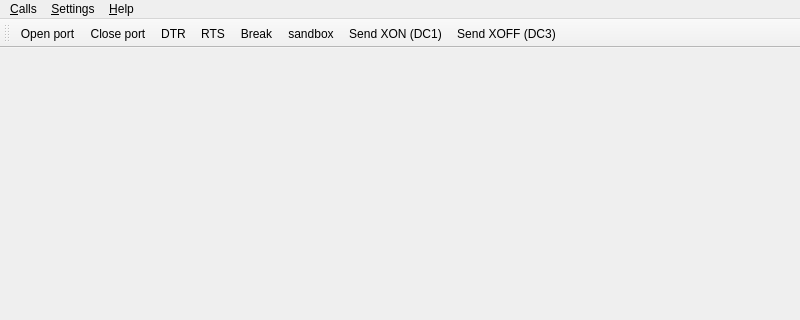
The window that apps/MdtTerminalGuiApp/src/MainWindow.ui (scandyna/MdtTerminal) describes before a commit, drawn with Qt 5; both pictures show x 0 to 800 and y 0 to 320 of the 800 by 600 pixel window.
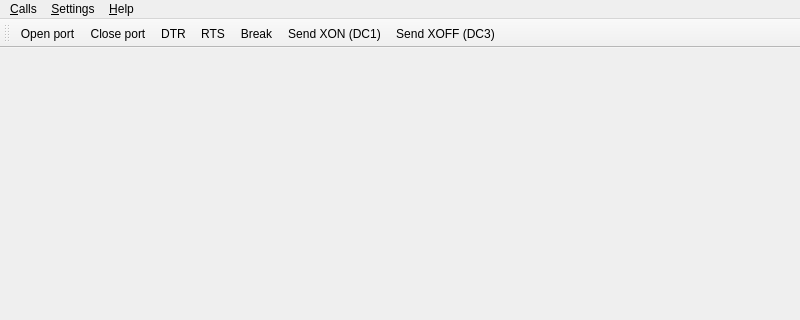
The same window after the commit.

Commit message: Terminal GUI app: remove sandbox command

The edit to the form file:
```diff
--- a/apps/MdtTerminalGuiApp/src/MainWindow.ui
+++ b/apps/MdtTerminalGuiApp/src/MainWindow.ui
@@ -67,7 +67,6 @@
    <addaction name="actionSetDTR"/>
    <addaction name="actionSetRTS"/>
    <addaction name="actionSetBreak"/>
-   <addaction name="actionsandbox"/>
    <addaction name="actionSendXON"/>
    <addaction name="actionSendXOFF"/>
   </widget>
@@ -105,11 +104,6 @@
     <string>&amp;RTS</string>
    </property>
   </action>
-  <action name="actionsandbox">
-   <property name="text">
-    <string>sandbox</string>
-   </property>
-  </action>
   <action name="actionSendXON">
    <property name="text">
     <string>Send XON (DC1)</string>
```
Left out of the diff: 1 changed line with no effect on the pictures. The commit also changes 2 other files.
